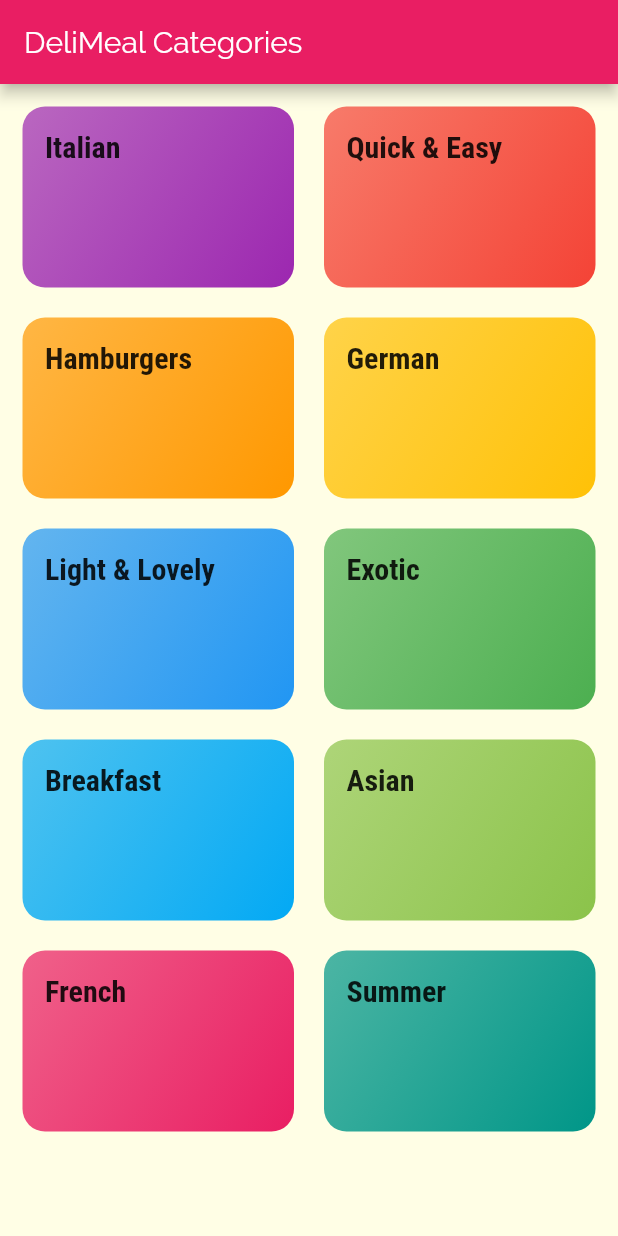
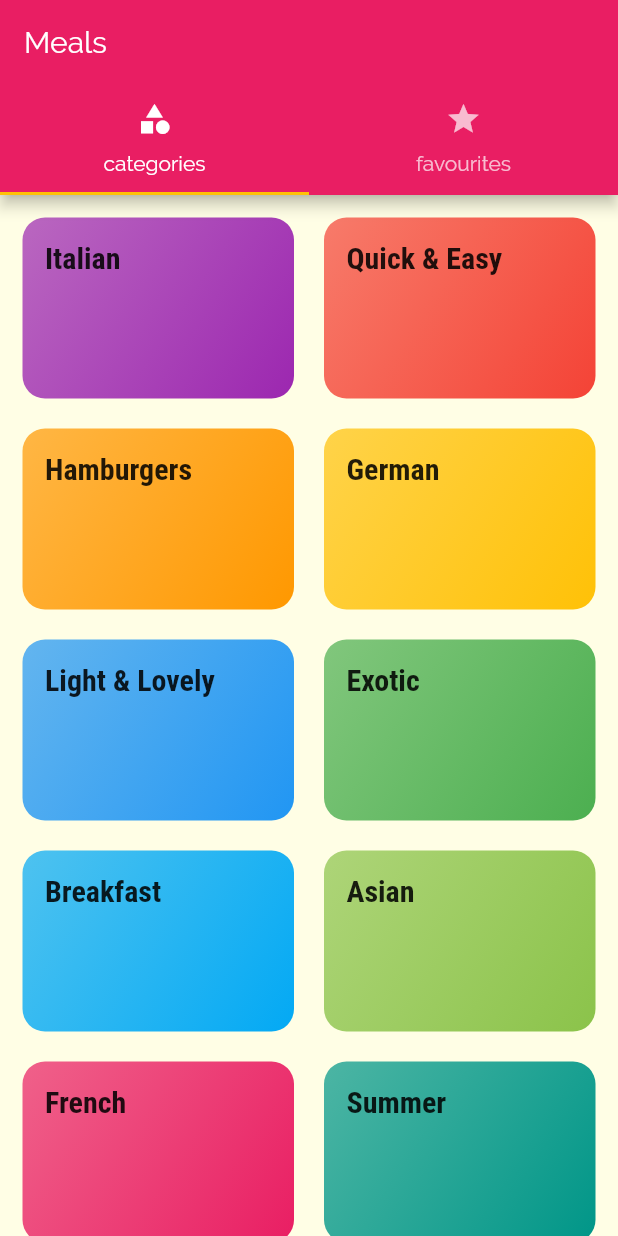
Before and after one commit to Isaacobuya5/meals_mobile_app, a Flutter app: the screen it shows after launch, on a phone screen of 412 x 824 dp. Run offline on Flutter 3.47's test engine with Material 2 defaults, Android fonts, the phone set to English and light mode, and no system bars.

Commit message:
create a tab bar to the app bar

```diff
--- a/lib/main.dart
+++ b/lib/main.dart
@@ -1,5 +1,6 @@
 import 'package:flutter/material.dart';
 
+import './screens/tabs_screen.dart';
 import './screens/categories.dart';
 import './screens/meal_categories.dart';
 import './screens/meal_detail.dart';
@@ -32,7 +33,7 @@ class MyApp extends StatelessWidget {
       ),
       // home: Categories(),
       routes: {
-        '/': (context) => Categories(),
+        '/': (context) => TabsScreen(),
         '/category-meals': (context) => MealCategories(),
         MealDetail.routeName: (context) => MealDetail()
       },
--- a/lib/screens/categories.dart
+++ b/lib/screens/categories.dart
@@ -6,12 +6,7 @@ import './category_item.dart';
 class Categories extends StatelessWidget {
   @override
   Widget build(BuildContext context) {
-    return Scaffold(
-      appBar: AppBar(
-        title: const Text("DeliMeal Categories",
-        ),
-      ),
-      body: GridView(
+    return  GridView(
         padding: EdgeInsets.all(15.0),
         children: DUMMY_CATEGORIES.map((categoryData) => CategoryItem(categoryData.id,categoryData.title, categoryData.color))
         .toList(),
@@ -20,7 +15,7 @@ class Categories extends StatelessWidget {
           childAspectRatio: 3 / 2,
           crossAxisSpacing: 20,
           mainAxisSpacing: 20
-          )),
+          ),
     );
   }
 }
--- /dev/null
+++ b/lib/screens/favourites.dart
@@ -0,0 +1,10 @@
+import 'package:flutter/material.dart';
+
+class Favourites extends StatelessWidget {
+  @override
+  Widget build(BuildContext context) {
+    return Center(
+      child: Text("Favourites")
+    );
+  }
+}
--- /dev/null
+++ b/lib/screens/tabs_screen.dart
@@ -0,0 +1,41 @@
+import 'package:flutter/material.dart';
+
+import './categories.dart';
+import './favourites.dart';
+
+class TabsScreen extends StatefulWidget {
+  @override
+  _TabsScreenState createState() => _TabsScreenState();
+}
+
+class _TabsScreenState extends State<TabsScreen> {
+  @override
+  Widget build(BuildContext context) {
+    return DefaultTabController(
+      length: 2,
+      child: Scaffold(
+        appBar: AppBar(
+          title: Text('Meals'),
+          bottom: TabBar(
+            tabs: <Widget> [
+              Tab(
+                icon: Icon(Icons.category),
+                text: 'categories',
+              ),
+              Tab(
+                icon: Icon(Icons.star),
+                text: 'favourites',
+              )
+            ]
+            ),
+            ),
+        body: TabBarView(
+          children: <Widget> [
+             Categories(),
+             Favourites(),
+          ]
+          ),
+      )
+      );
+  }
+}
```
